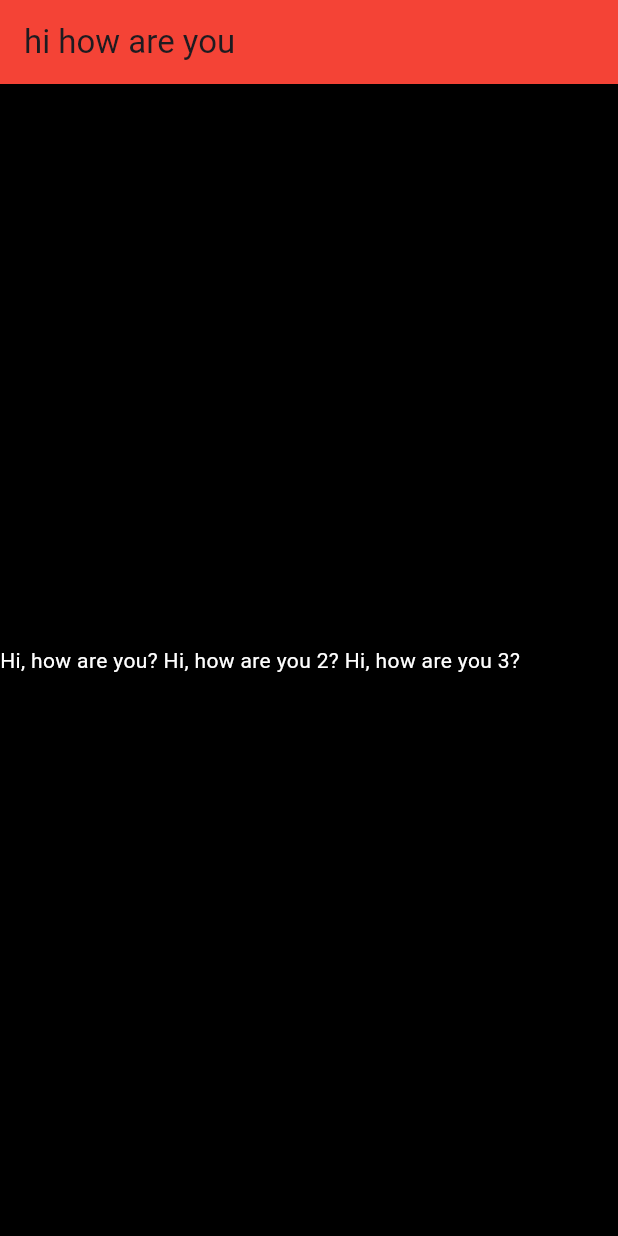
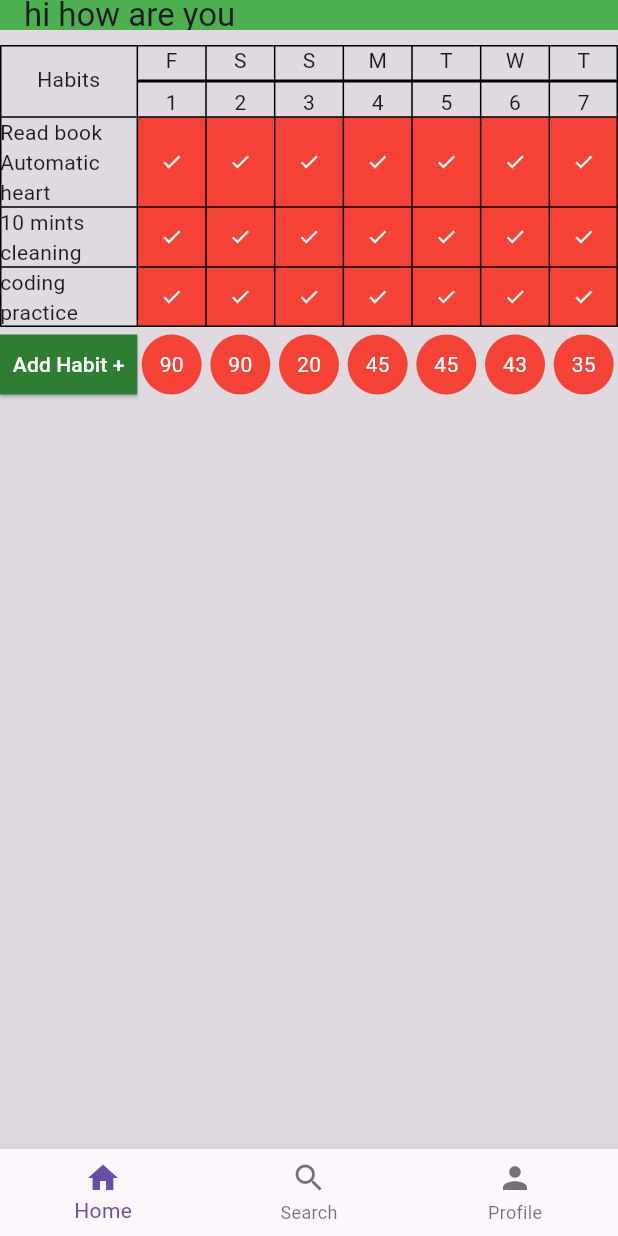
Before and after one commit to AbobakarSadeeq/paen_habit_tracker, a Flutter app: the screen it shows after launch, on a phone screen of 412 x 824 dp. Run offline on Flutter 3.47's test engine with Material 3 defaults, Android fonts, the phone set to English and light mode, and no system bars; our stand-ins replace go_router, sqflite; accounts and stored records are empty.

Commit message:
add some table ui

```diff
--- a/lib/home/screens/home_screen.dart
+++ b/lib/home/screens/home_screen.dart
@@ -1,4 +1,6 @@
 import 'package:flutter/material.dart';
+
+import '../widgets/habit_table.dart';
 
 class HomeScreen extends StatefulWidget {
   const HomeScreen({super.key});
@@ -24,34 +26,36 @@ class _HomeScreen extends State<HomeScreen> {
       home: Scaffold(
         appBar: AppBar(
           title: Text('hi how are you'),
-          backgroundColor: Colors.red,
+          backgroundColor: Colors.green,
+          toolbarHeight: 20,
         ),
         body: Container(
-            color: Colors.black,
+          color: Colors.black12,
           height: double.infinity,
           width: double.infinity,
-            child: Row(
-              children: [
-                Container(
-                  child: Text(
-                    'Hi, how are you? ',
-                    style: TextStyle(color: Colors.white),
+          child: const HabitTable(),
         ),
+        bottomNavigationBar: BottomNavigationBar(
+          items: [
+            BottomNavigationBarItem(
+              icon: Icon(Icons.home),
+              label: 'Home',
             ),
-                Container(
-                  child: Text(
-                    'Hi, how are you 2? ',
-                    style: TextStyle(color: Colors.white),
+            BottomNavigationBarItem(
+              icon: Icon(Icons.search),
+              label: 'Search',
             ),
-                ),
-                Container(
-                  child: Text(
-                    'Hi, how are you 3? ',
-                    style: TextStyle(color: Colors.white),
-                  ),
+            BottomNavigationBarItem(
+              icon: Icon(Icons.person),
+              label: 'Profile',
             ),
           ],
-            )),
+          currentIndex: 0, // Default selected tab
+          onTap: (index) {
+            // Handle the tab tap, like navigating to a new screen or updating content
+            print("Selected Index: $index");
+          },
+        ),
       ),
     );
   }
--- /dev/null
+++ b/lib/home/widgets/habit_table.dart
@@ -0,0 +1,464 @@
+import 'package:flutter/material.dart';
+
+class HabitTable extends StatelessWidget {
+  const HabitTable({super.key});
+
+  @override
+  Widget build(BuildContext context) {
+    return Column(
+      children: [
+        Container(
+          child: Table(
+            border: TableBorder.all(), // Adds borders to the table
+            columnWidths: {
+              0: FlexColumnWidth(2), // Column 1 width
+              1: FlexColumnWidth(1), // Column 2 width
+              2: FlexColumnWidth(1), // Column 3 width
+              3: FlexColumnWidth(1), // Column 4 width
+              4: FlexColumnWidth(1), // Column 5 width
+              5: FlexColumnWidth(1), // Column 6 width
+              6: FlexColumnWidth(1), // Column 7 width
+              7: FlexColumnWidth(1), // Column 8 width
+            },
+            children: [
+              TableRow(children: [
+                Container(
+                  padding: EdgeInsets.only(top: 13, bottom: 13),
+                  child: Center(child: Text('Habits')),
+                ),
+                Column(
+                  children: [
+                    Text('F'),
+                    Divider(
+                      height: 8, // Space around the divider
+                      color: Colors.black, // Color of the line
+                      thickness: 2,
+                    ),
+                    Text('1')
+                  ],
+                ),
+                Column(
+                  children: [
+                    Text('S'),
+                    Divider(
+                      height: 8, // Space around the divider
+                      color: Colors.black, // Color of the line
+                      thickness: 2,
+                    ),
+                    Text('2')
+                  ],
+                ),
+                Column(
+                  children: [
+                    Text('S'),
+                    Divider(
+                      height: 8, // Space around the divider
+                      color: Colors.black, // Color of the line
+                      thickness: 2,
+                    ),
+                    Text('3')
+                  ],
+                ),
+                Column(
+                  children: [
+                    Text('M'),
+                    Divider(
+                      height: 8, // Space around the divider
+                      color: Colors.black, // Color of the line
+                      thickness: 2,
+                    ),
+                    Text('4')
+                  ],
+                ),
+                Column(
+                  children: [
+                    Text('T'),
+                    Divider(
+                      height: 8, // Space around the divider
+                      color: Colors.black, // Color of the line
+                      thickness: 2,
+                    ),
+                    Text('5')
+                  ],
+                ),
+                Column(
+                  children: [
+                    Text('W'),
+                    Divider(
+                      height: 8, // Space around the divider
+                      color: Colors.black, // Color of the line
+                      thickness: 2,
+                    ),
+                    Text('6')
+                  ],
+                ),
+                Column(
+                  children: [
+                    Text('T'),
+                    Divider(
+                      height: 8, // Space around the divider
+                      color: Colors.black, // Color of the line
+                      thickness: 2,
+                    ),
+                    Text('7')
+                  ],
+                ),
+              ]),
+              TableRow(children: [
+                Center(child: Text('Read book Automatic heart')),
+                TableCell(
+                    verticalAlignment: TableCellVerticalAlignment.fill,
+                    child: Container(
+                        color: Colors.red,
+                        child: Icon(
+                          Icons.check,
+                          color: Colors.white,
+                          size: 15, // You can change the size as needed
+                        ))),
+                TableCell(
+                    verticalAlignment: TableCellVerticalAlignment.fill,
+                    child: Container(
+                        color: Colors.red,
+                        child: Icon(
+                          Icons.check,
+                          color: Colors.white,
+                          size: 15, // You can change the size as needed
+                        ))),
+                TableCell(
+                    verticalAlignment: TableCellVerticalAlignment.fill,
+                    child: Container(
+                        color: Colors.red,
+                        child: Icon(
+                          Icons.check,
+                          color: Colors.white,
+                          size: 15, // You can change the size as needed
+                        ))),
+                TableCell(
+                    verticalAlignment: TableCellVerticalAlignment.fill,
+                    child: Container(
+                        color: Colors.red,
+                        child: Icon(
+                          Icons.check,
+                          color: Colors.white,
+                          size: 15, // You can change the size as needed
+                        ))),
+                TableCell(
+                    verticalAlignment: TableCellVerticalAlignment.fill,
+                    child: Container(
+                        color: Colors.red,
+                        child: Icon(
+                          Icons.check,
+                          color: Colors.white,
+                          size: 15, // You can change the size as needed
+                        ))),
+                TableCell(
+                    verticalAlignment: TableCellVerticalAlignment.fill,
+                    child: Container(
+                        color: Colors.red,
+                        child: Icon(
+                          Icons.check,
+                          color: Colors.white,
+                          size: 15, // You can change the size as needed
+                        ))),
+                TableCell(
+                    verticalAlignment: TableCellVerticalAlignment.fill,
+                    child: Container(
+                        color: Colors.red,
+                        child: Icon(
+                          Icons.check,
+                          color: Colors.white,
+                          size: 15, // You can change the size as needed
+                        ))),
+              ]),
+              TableRow(children: [
+                Center(child: Text('10 mints cleaning')),
+                TableCell(
+                    verticalAlignment: TableCellVerticalAlignment.fill,
+                    child: Container(
+                        color: Colors.red,
+                        child: Icon(
+                          Icons.check,
+                          color: Colors.white,
+                          size: 15, // You can change the size as needed
+                        ))),
+                TableCell(
+                    verticalAlignment: TableCellVerticalAlignment.fill,
+                    child: Container(
+                        color: Colors.red,
+                        child: Icon(
+                          Icons.check,
+                          color: Colors.white,
+                          size: 15, // You can change the size as needed
+                        ))),
+                TableCell(
+                    verticalAlignment: TableCellVerticalAlignment.fill,
+                    child: Container(
+                        color: Colors.red,
+                        child: Icon(
+                          Icons.check,
+                          color: Colors.white,
+                          size: 15, // You can change the size as needed
+                        ))),
+                TableCell(
+                    verticalAlignment: TableCellVerticalAlignment.fill,
+                    child: Container(
+                        color: Colors.red,
+                        child: Icon(
+                          Icons.check,
+                          color: Colors.white,
+                          size: 15, // You can change the size as needed
+                        ))),
+                TableCell(
+                    verticalAlignment: TableCellVerticalAlignment.fill,
+                    child: Container(
+                        color: Colors.red,
+                        child: Icon(
+                          Icons.check,
+                          color: Colors.white,
+                          size: 15, // You can change the size as needed
+                        ))),
+                TableCell(
+                    verticalAlignment: TableCellVerticalAlignment.fill,
+                    child: Container(
+                        color: Colors.red,
+                        child: Icon(
+                          Icons.check,
+                          color: Colors.white,
+                          size: 15, // You can change the size as needed
+                        ))),
+                TableCell(
+                    verticalAlignment: TableCellVerticalAlignment.fill,
+                    child: Container(
+                        color: Colors.red,
+                        child: Icon(
+                          Icons.check,
+                          color: Colors.white,
+                          size: 15, // You can change the size as needed
+                        ))),
+              ]),
+              TableRow(children: [
+                Center(child: Text('coding practice')),
+                TableCell(
+                    verticalAlignment: TableCellVerticalAlignment.fill,
+                    child: Container(
+                        color: Colors.red,
+                        child: Icon(
+                          Icons.check,
+                          color: Colors.white,
+                          size: 15, // You can change the size as needed
+                        ))),
+                TableCell(
+                    verticalAlignment: TableCellVerticalAlignment.fill,
+                    child: Container(
+                        color: Colors.red,
+                        child: Icon(
+                          Icons.check,
+                          color: Colors.white,
+                          size: 15, // You can change the size as needed
+                        ))),
+                TableCell(
+                    verticalAlignment: TableCellVerticalAlignment.fill,
+                    child: Container(
+                        color: Colors.red,
+                        child: Icon(
+                          Icons.check,
+                          color: Colors.white,
+                          size: 15, // You can change the size as needed
+                        ))),
+                TableCell(
+                    verticalAlignment: TableCellVerticalAlignment.fill,
+                    child: Container(
+                        color: Colors.red,
+                        child: Icon(
+                          Icons.check,
+                          color: Colors.white,
+                          size: 15, // You can change the size as needed
+                        ))),
+                TableCell(
+                    verticalAlignment: TableCellVerticalAlignment.fill,
+                    child: Container(
+                        color: Colors.red,
+                        child: Icon(
+                          Icons.check,
+                          color: Colors.white,
+                          size: 15, // You can change the size as needed
+                        ))),
+                TableCell(
+                    verticalAlignment: TableCellVerticalAlignment.fill,
+                    child: Container(
+                        color: Colors.red,
+                        child: Icon(
+                          Icons.check,
+                          color: Colors.white,
+                          size: 15, // You can change the size as needed
+                        ))),
+                TableCell(
+                    verticalAlignment: TableCellVerticalAlignment.fill,
+                    child: Container(
+                        color: Colors.red,
+                        child: Icon(
+                          Icons.check,
+                          color: Colors.white,
+                          size: 15, // You can change the size as needed
+                        ))),
+              ]),
+            ],
+          ),
+          padding: EdgeInsets.only(top: 10),
+        ),
+        Container(
+          padding: EdgeInsets.only(top: 5),
+          child: Table(
+            border: TableBorder
+                .symmetric(), // Remove the default border for the entire table
+            columnWidths: {
+              0: FlexColumnWidth(2), // Column 1 width
+              1: FlexColumnWidth(1), // Column 2 width
+              2: FlexColumnWidth(1), // Column 3 width
+              3: FlexColumnWidth(1), // Column 4 width
+              4: FlexColumnWidth(1), // Column 5 width
+              5: FlexColumnWidth(1), // Column 6 width
+              6: FlexColumnWidth(1), // Column 7 width
+              7: FlexColumnWidth(1), // Column 8 width
+            },
+            children: [
+              TableRow(children: [
+                Container(
+                  height: 40,
+                  child: ElevatedButton(
+                    style: ElevatedButton.styleFrom(
+                        primary: Colors.green[800], // Dark  green color
+                        shape: RoundedRectangleBorder(
+                          borderRadius: BorderRadius.zero, // Rectangular shape
+                        ),
+                        padding: EdgeInsets.symmetric(horizontal: 1)),
+                    onPressed: () {
+                      // Action when the button is pressed
+                      print('Add Habit button clicked');
+                    },
+                    child: Text(
+                      'Add Habit +',
+                      style: TextStyle(color: Colors.white),
+                    ), // Button label
+                  ),
+                ),
+                TableCell(
+                  verticalAlignment: TableCellVerticalAlignment.fill,
+                  child: Container(
+                    width: double.infinity,
+                    height: double.infinity,
+                    decoration: BoxDecoration(
+                        shape: BoxShape.circle,
+                        color: Colors.red // Make the container circular
+                        ),
+                    child: Center(
+                        child: Text(
+                      '90',
+                      style: TextStyle(color: Colors.white),
+                    )),
+                  ),
+                ),
+                TableCell(
+                  verticalAlignment: TableCellVerticalAlignment.fill,
+                  child: Container(
+                    width: double.infinity,
+                    height: double.infinity,
+                    decoration: BoxDecoration(
+                        shape: BoxShape.circle,
+                        color: Colors.red // Make the container circular
+                        ),
+                    child: Center(
+                        child: Text(
+                      '90',
+                      style: TextStyle(color: Colors.white),
+                    )),
+                  ),
+                ),
+                TableCell(
+                  verticalAlignment: TableCellVerticalAlignment.fill,
+                  child: Container(
+                    width: double.infinity,
+                    height: double.infinity,
+                    decoration: BoxDecoration(
+                        shape: BoxShape.circle,
+                        color: Colors.red // Make the container circular
+                        ),
+                    child: Center(
+                        child: Text(
+                      '20',
+                      style: TextStyle(color: Colors.white),
+                    )),
+                  ),
+                ),
+                TableCell(
+                  verticalAlignment: TableCellVerticalAlignment.fill,
+                  child: Container(
+                    width: double.infinity,
+                    height: double.infinity,
+                    decoration: BoxDecoration(
+                        shape: BoxShape.circle,
+                        color: Colors.red // Make the container circular
+                        ),
+                    child: Center(
+                        child: Text(
+                      '45',
+                      style: TextStyle(color: Colors.white),
+                    )),
+                  ),
+                ),
+                TableCell(
+                  verticalAlignment: TableCellVerticalAlignment.fill,
+                  child: Container(
+                    width: double.infinity,
+                    height: double.infinity,
+                    decoration: BoxDecoration(
+                        shape: BoxShape.circle,
+                        color: Colors.red // Make the container circular
+                        ),
+                    child: Center(
+                        child: Text(
+                      '45',
+                      style: TextStyle(color: Colors.white),
+                    )),
+                  ),
+                ),
+                TableCell(
+                  verticalAlignment: TableCellVerticalAlignment.fill,
+                  child: Container(
+                    width: double.infinity,
+                    height: double.infinity,
+                    decoration: BoxDecoration(
+                        shape: BoxShape.circle,
+                        color: Colors.red // Make the container circular
+                        ),
+                    child: Center(
+                        child: Text(
+                      '43',
+                      style: TextStyle(color: Colors.white),
+                    )),
+                  ),
+                ),
+                TableCell(
+                  verticalAlignment: TableCellVerticalAlignment.fill,
+                  child: Container(
+                    width: double.infinity,
+                    height: double.infinity,
+                    decoration: BoxDecoration(
+                        shape: BoxShape.circle,
+                        color: Colors.red // Make the container circular
+                        ),
+                    child: Center(
+                        child: Text(
+                      '35',
+                      style: TextStyle(color: Colors.white),
+                    )),
+                  ),
+                ),
+              ]),
+            ],
+          ),
+        ),
+      ],
+    );
+  }
+}
```
Lines whose indentation alone changed are shown as unchanged.
